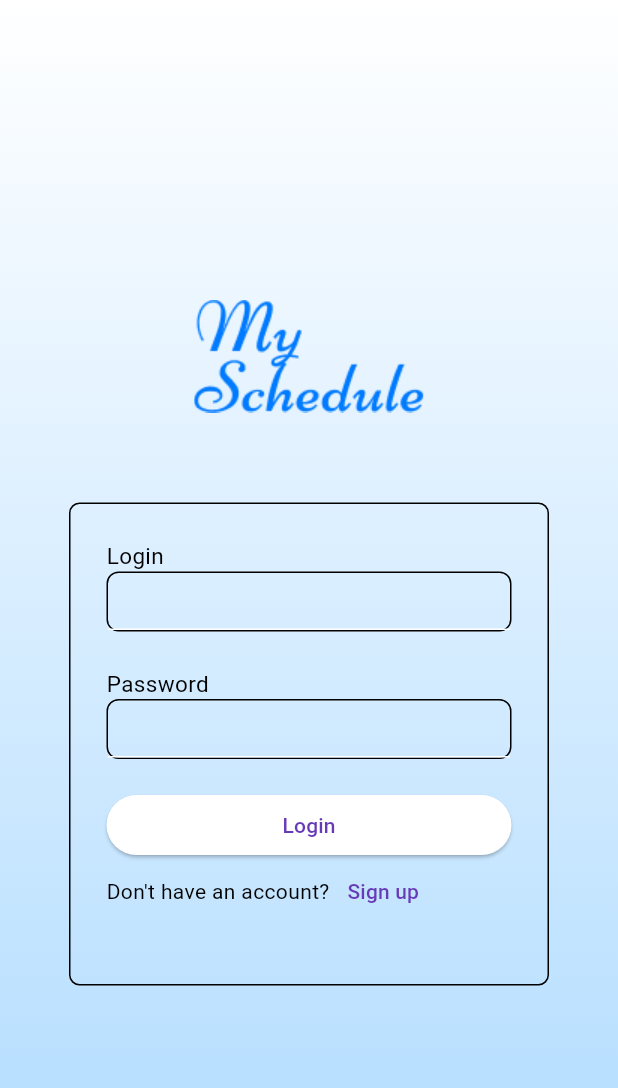
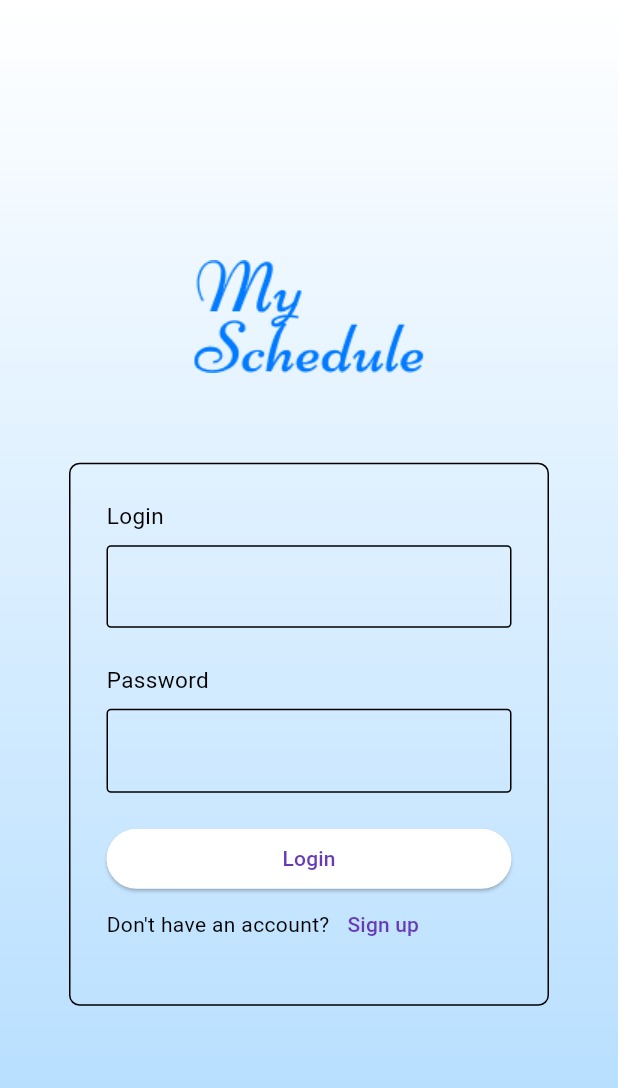
Before and after one commit to Rnddev1983/app_todo_a3, a Flutter app: the screen it shows after launch, on a phone screen of 412 x 824 dp. Shown: the top 1088 px of the screen. Run offline on Flutter 3.47's test engine with Material 3 defaults, Android fonts, the phone set to English and light mode, and no system bars; our stand-ins replace firebase_auth, firebase_core, flutter_local_notifications, flutter_timezone, sqflite, timezone; accounts and stored records are empty; generated files the repository leaves out were written again.

Commit message:
feat: add validation for email and password in sign-up form

```diff
--- a/lib/views/login_page.dart
+++ b/lib/views/login_page.dart
@@ -1,4 +1,5 @@
 import 'package:flutter/material.dart';
+import 'package:todo_list/commons/validates.dart';
 import 'package:todo_list/models/custom_notification.dart';
 import 'package:todo_list/services/firebase_auth.dart';
 import 'package:todo_list/services/local_notification.dart';
@@ -11,6 +12,7 @@ class LoginPage extends StatefulWidget {
 }
 
 class _LoginPageState extends State<LoginPage> {
+  final _formKey = GlobalKey<FormState>();
   final TextEditingController emailController = TextEditingController();
   final TextEditingController passwordController = TextEditingController();
   FirebaseAuthService firebaseAuthService = FirebaseAuthService();
@@ -34,16 +36,17 @@ class _LoginPageState extends State<LoginPage> {
           ),
         ),
         child: Center(
+            child: SingleChildScrollView(
           child: Column(
             children: [
               Container(
-              margin: const EdgeInsets.only(top: 200, bottom: 60),
+                margin: const EdgeInsets.only(top: 20, bottom: 60),
                 child: const Image(
                     image: AssetImage('assets/images/my_schedule.png')),
               ),
               Container(
                   width: 320,
-                height: 322,
+                  height: 362,
                   decoration: const BoxDecoration(
                     borderRadius: BorderRadius.all(Radius.circular(7)),
                     border:
@@ -53,11 +56,13 @@ class _LoginPageState extends State<LoginPage> {
                   padding: const EdgeInsets.all(24),
                   child: Form(
                     autovalidateMode: AutovalidateMode.onUserInteraction,
+                    key: _formKey,
                     child: Column(
                       children: <Widget>[
                         //child text
                         Container(
                           alignment: Alignment.centerLeft,
+                          margin: const EdgeInsets.only(bottom: 9),
                           decoration: BoxDecoration(
                             borderRadius: BorderRadius.circular(5),
                           ),
@@ -67,24 +72,29 @@ class _LoginPageState extends State<LoginPage> {
                           ),
                         ),
                         //input text
-                      Container(
-                        height: 40,
-                        decoration: BoxDecoration(
-                          border: Border.all(color: Colors.black),
-                          borderRadius: BorderRadius.circular(8),
+                        TextFormField(
+                          controller: emailController,
+                          validator: (value) {
+                            return Validates.email(value);
+                          },
+                          style: const TextStyle(fontSize: 15),
+                          decoration: InputDecoration(
+                            filled: true,
+                            fillColor: Color.fromARGB(0, 175, 219, 255),
+                            border: OutlineInputBorder(
+                              borderRadius: BorderRadius.circular(3),
                             ),
-                        child: TextField(
-                          controller: emailController,
+                          ),
                           keyboardType: TextInputType.emailAddress,
-                        ),
                         ),
                         const SizedBox(
                           height: 24,
                         ),
                         Container(
                           alignment: Alignment.centerLeft,
+                          margin: const EdgeInsets.only(bottom: 9),
                           decoration: BoxDecoration(
-                          borderRadius: BorderRadius.circular(3),
+                            borderRadius: BorderRadius.circular(5),
                           ),
                           child: const Text(
                             'Password',
@@ -92,16 +102,19 @@ class _LoginPageState extends State<LoginPage> {
                           ),
                         ),
                         //input text
-                      Container(
-                        height: 40,
-                        decoration: BoxDecoration(
-                          border: Border.all(color: Colors.black),
-                          borderRadius: BorderRadius.circular(8),
-                        ),
-                        child: TextField(
+                        TextFormField(
                           controller: passwordController,
+                          validator: (value) {
+                            return Validates.password(value);
+                          },
                           obscureText: true,
                           keyboardType: TextInputType.visiblePassword,
+                          decoration: InputDecoration(
+                            fillColor: Color.fromARGB(0, 175, 219, 255),
+                            filled: true,
+                            border: OutlineInputBorder(
+                              borderRadius: BorderRadius.circular(3),
+                            ),
                           ),
                         ),
                         const SizedBox(
@@ -112,12 +125,28 @@ class _LoginPageState extends State<LoginPage> {
                           height: 40,
                           child: ElevatedButton(
                             onPressed: () {
-                            // Add login logic here
-                            print(emailController.text);
+                              if (!_formKey.currentState!.validate()) {
+                                ScaffoldMessenger.of(context).showSnackBar(
+                                    const SnackBar(
+                                        content: Text(
+                                            'Preencha os campos corretamente')));
+                                return;
+                              }
+
                               setState(() {
-                              firebaseAuthService.signInWithEmailAndPassword(
+                                firebaseAuthService
+                                    .signInWithEmailAndPassword(
                                         emailController.text,
-                                  passwordController.text);
+                                        passwordController.text)
+                                    .catchError((error) {
+                                  ScaffoldMessenger.of(context).showSnackBar(
+                                    SnackBar(
+                                      content: Text(
+                                        'Confira seu email e senha',
+                                      ),
+                                    ),
+                                  );
+                                });
                               });
                             },
                             child: const Text('Login'),
@@ -146,6 +175,7 @@ class _LoginPageState extends State<LoginPage> {
                     ),
                   )),
             ],
+          ),
         )),
       ),
     );
--- a/lib/views/sign_up.dart
+++ b/lib/views/sign_up.dart
@@ -133,10 +133,12 @@ class _SignUpState extends State<SignUp> {
                         margin: const EdgeInsets.only(top: 37),
                         child: ElevatedButton(
                           onPressed: () {
-                            if (_formKey.currentState!.validate()) {
+                            if (!_formKey.currentState!.validate()) {
                               ScaffoldMessenger.of(context).showSnackBar(
                                   const SnackBar(
-                                      content: Text('Processing Data')));
+                                      content: Text(
+                                          'Preencha os campos corretamente')));
+                              return;
                             }
                             firebaseAuthService
                                 .createUserWithEmailAndPassword(
```
Also changed, not shown: lib/commons/validates.dart (added, +21 -0 lines). Lines whose indentation alone changed are shown as unchanged.
